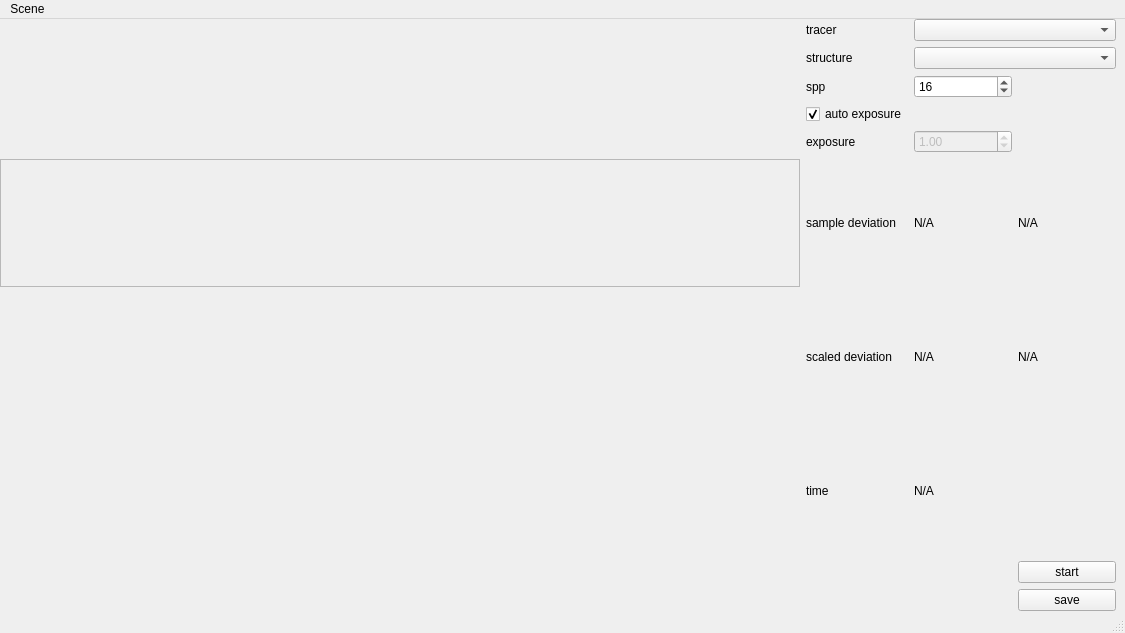
Qt form demoplayer/mainwindow.ui (DaviesX/x3dcore2) before a commit.
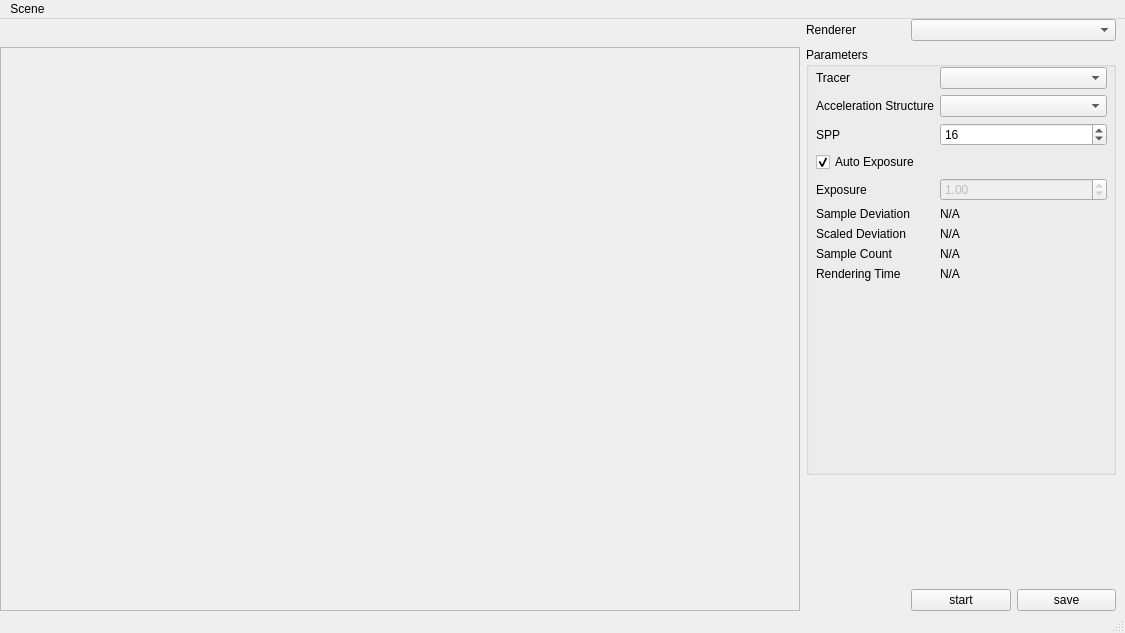
The same form after that commit.

What changed in the file:
```diff
--- a/demoplayer/mainwindow.ui
+++ b/demoplayer/mainwindow.ui
@@ -27,49 +27,39 @@
     <property name="bottomMargin">
      <number>0</number>
     </property>
-    <item row="2" column="3">
-     <widget class="QSpinBox" name="spin_sample">
-      <property name="value">
-       <number>16</number>
-      </property>
-     </widget>
-    </item>
-    <item row="2" column="2">
-     <widget class="QLabel" name="label_7">
-      <property name="text">
-       <string>spp</string>
-      </property>
-     </widget>
-    </item>
-    <item row="1" column="2">
-     <widget class="QLabel" name="label_5">
-      <property name="text">
-       <string>structure</string>
-      </property>
-     </widget>
-    </item>
-    <item row="4" column="2">
-     <widget class="QLabel" name="label_6">
-      <property name="text">
-       <string>exposure</string>
-      </property>
-     </widget>
-    </item>
-    <item row="5" column="3">
-     <widget class="QLabel" name="label_8">
-      <property name="text">
-       <string>N/A</string>
-      </property>
-     </widget>
-    </item>
-    <item row="7" column="3">
-     <widget class="QLabel" name="label_time">
-      <property name="text">
-       <string>N/A</string>
-      </property>
-     </widget>
-    </item>
     <item row="0" column="3" colspan="2">
+     <widget class="QComboBox" name="combo_renderer"/>
+    </item>
+    <item row="0" column="2">
+     <widget class="QLabel" name="label_10">
+      <property name="text">
+       <string>Renderer</string>
+      </property>
+     </widget>
+    </item>
+    <item row="1" column="2" rowspan="4" colspan="3">
+     <widget class="QGroupBox" name="groupBox">
+      <property name="title">
+       <string>Parameters</string>
+      </property>
+      <widget class="QWidget" name="formLayoutWidget">
+       <property name="geometry">
+        <rect>
+         <x>10</x>
+         <y>20</y>
+         <width>291</width>
+         <height>311</height>
+        </rect>
+       </property>
+       <layout class="QFormLayout" name="formLayout">
+        <item row="0" column="0">
+         <widget class="QLabel" name="label">
+          <property name="text">
+           <string>Tracer</string>
+          </property>
+         </widget>
+        </item>
+        <item row="0" column="1">
      <widget class="QComboBox" name="combo_tracer">
       <property name="currentText">
        <string/>
@@ -79,55 +69,48 @@
       </property>
      </widget>
     </item>
-    <item row="1" column="3" colspan="2">
+        <item row="1" column="0">
+         <widget class="QLabel" name="label_5">
+          <property name="text">
+           <string>Acceleration Structure</string>
+          </property>
+         </widget>
+        </item>
+        <item row="1" column="1">
      <widget class="QComboBox" name="combo_structure"/>
     </item>
-    <item row="6" column="4">
-     <widget class="QLabel" name="label_samp_count2">
+        <item row="2" column="0">
+         <widget class="QLabel" name="label_7">
       <property name="text">
-       <string>N/A</string>
+           <string>SPP</string>
       </property>
      </widget>
     </item>
-    <item row="3" column="2">
+        <item row="2" column="1">
+         <widget class="QSpinBox" name="spin_sample">
+          <property name="value">
+           <number>16</number>
+          </property>
+         </widget>
+        </item>
+        <item row="3" column="0">
      <widget class="QCheckBox" name="check_autoexposure">
       <property name="text">
-       <string>auto exposure</string>
+           <string>Auto Exposure</string>
       </property>
       <property name="checked">
        <bool>true</bool>
       </property>
      </widget>
     </item>
-    <item row="5" column="2">
-     <widget class="QLabel" name="label_2">
+        <item row="4" column="0">
+         <widget class="QLabel" name="label_6">
       <property name="text">
-       <string>sample deviation</string>
+           <string>Exposure</string>
       </property>
      </widget>
     </item>
-    <item row="7" column="2">
-     <widget class="QLabel" name="label_4">
-      <property name="text">
-       <string>time</string>
-      </property>
-     </widget>
-    </item>
-    <item row="6" column="2">
-     <widget class="QLabel" name="label_3">
-      <property name="text">
-       <string>scaled deviation</string>
-      </property>
-     </widget>
-    </item>
-    <item row="5" column="4">
-     <widget class="QLabel" name="label_samp_count1">
-      <property name="text">
-       <string>N/A</string>
-      </property>
-     </widget>
-    </item>
-    <item row="4" column="3">
+        <item row="4" column="1">
      <widget class="QDoubleSpinBox" name="spin_manualexposure">
       <property name="enabled">
        <bool>false</bool>
@@ -137,35 +120,74 @@
       </property>
      </widget>
     </item>
-    <item row="8" column="4">
-     <widget class="QPushButton" name="button_render">
+        <item row="5" column="0">
+         <widget class="QLabel" name="label_2">
       <property name="text">
-       <string>start</string>
+           <string>Sample Deviation</string>
       </property>
      </widget>
     </item>
-    <item row="0" column="2">
-     <widget class="QLabel" name="label">
+        <item row="5" column="1">
+         <widget class="QLabel" name="label_sample_dev">
       <property name="text">
-       <string>tracer</string>
+           <string>N/A</string>
       </property>
      </widget>
     </item>
-    <item row="6" column="3">
-     <widget class="QLabel" name="label_9">
+        <item row="6" column="0">
+         <widget class="QLabel" name="label_3">
       <property name="text">
+           <string>Scaled Deviation</string>
+          </property>
+         </widget>
+        </item>
+        <item row="7" column="0">
+         <widget class="QLabel" name="label_11">
+          <property name="text">
+           <string>Sample Count</string>
+          </property>
+         </widget>
+        </item>
+        <item row="6" column="1">
+         <widget class="QLabel" name="label_scale_dev">
+          <property name="text">
        <string>N/A</string>
       </property>
      </widget>
     </item>
-    <item row="9" column="4">
+        <item row="7" column="1">
+         <widget class="QLabel" name="label_samp_count1">
+          <property name="text">
+           <string>N/A</string>
+          </property>
+         </widget>
+        </item>
+        <item row="8" column="1">
+         <widget class="QLabel" name="label_time">
+          <property name="text">
+           <string>N/A</string>
+          </property>
+         </widget>
+        </item>
+        <item row="8" column="0">
+         <widget class="QLabel" name="label_4">
+          <property name="text">
+           <string>Rendering Time</string>
+          </property>
+         </widget>
+        </item>
+       </layout>
+      </widget>
+     </widget>
+    </item>
+    <item row="6" column="4">
      <widget class="QPushButton" name="button_save">
       <property name="text">
        <string>save</string>
       </property>
      </widget>
     </item>
-    <item row="5" column="0">
+    <item row="1" column="0" rowspan="6">
      <widget class="QFrame" name="frame">
       <property name="enabled">
        <bool>true</bool>
@@ -196,6 +218,13 @@
       </property>
      </widget>
     </item>
+    <item row="6" column="3">
+     <widget class="QPushButton" name="button_render">
+      <property name="text">
+       <string>start</string>
+      </property>
+     </widget>
+    </item>
    </layout>
   </widget>
   <widget class="QMenuBar" name="menubar">
```
Left out of the diff: 2 changed lines with no effect on the pictures. Lines whose indentation alone changed are shown as unchanged.
